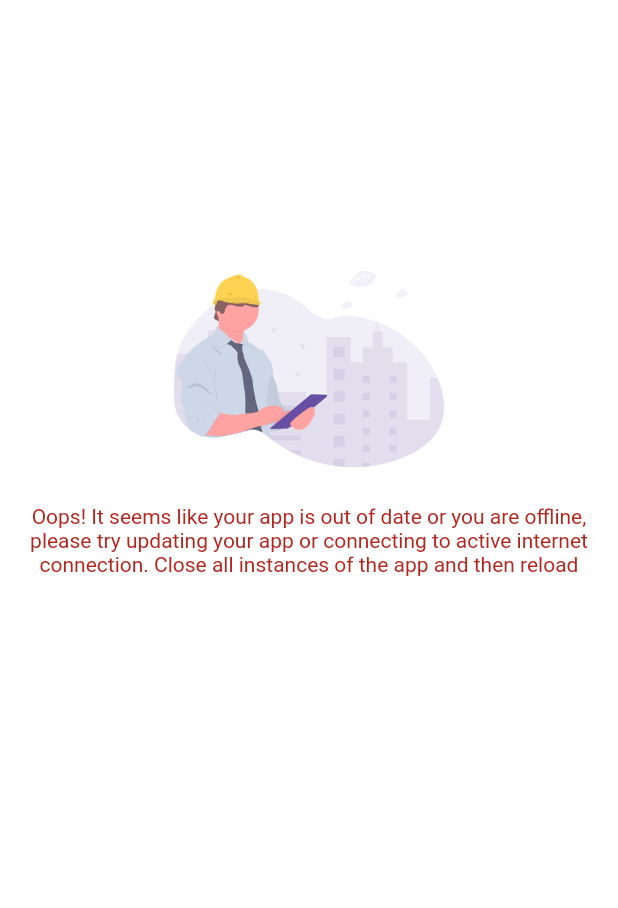
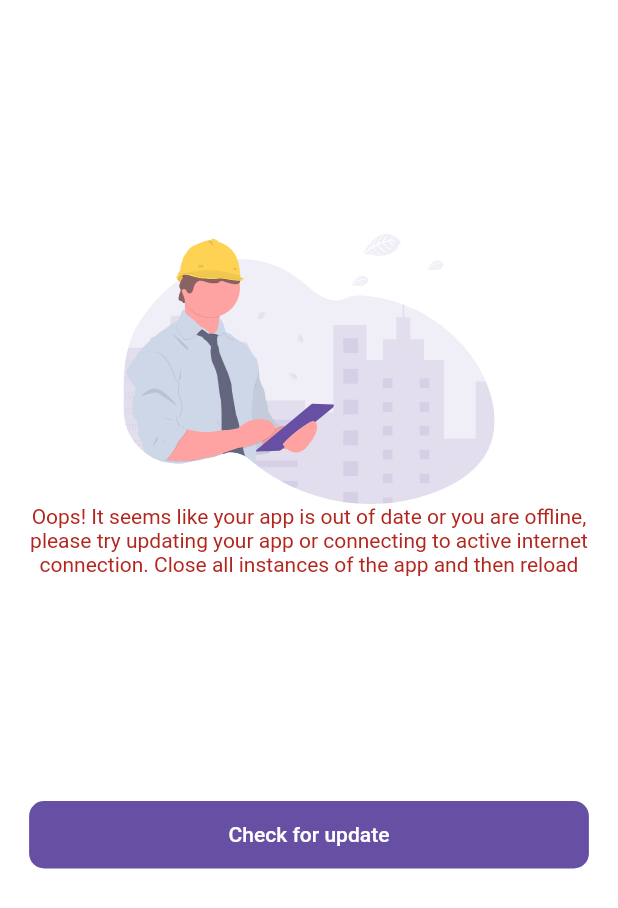
Before and after one commit to larrytamnjong/xperiencebase, a Flutter app: the ErrorScreen screen opened directly, on a phone screen of 412 x 824 dp. Shown: the top 908 px of the screen. Run offline on Flutter 3.47's test engine with Material 2 defaults, Android fonts, the phone set to English and light mode, and no system bars; our stand-ins replace animated_splash_screen, awesome_snackbar_content, fade_shimmer, flutter_slidable, flutter_staggered_animations, flutter_svg and 7 more; missing offline and left inert: flutter_toastr, flutterwave_standard, page_animation_transition, pdf_viewer_plugin; accounts and stored records are empty.

Commit message:
Added check for update button

```diff
--- a/lib/app_screens/error_screen.dart
+++ b/lib/app_screens/error_screen.dart
@@ -1,9 +1,12 @@
 import 'package:flutter/material.dart';
 import 'package:flutter_svg/svg.dart';
+import 'package:url_launcher/url_launcher.dart';
 import 'package:xperiencebase/constants/colors.dart';
 import 'package:xperiencebase/widgets_functions/widgets/appbar.dart';
-
+import 'package:xperiencebase/widgets_functions/widgets/button.dart';
+import 'package:awesome_snackbar_content/awesome_snackbar_content.dart';
 import 'package:xperiencebase/widgets_functions/widgets/padding.dart';
+import 'package:xperiencebase/widgets_functions/functions/snackbar_menus.dart';
 
 class ErrorScreen extends StatefulWidget {
   const ErrorScreen({Key? key}) : super(key: key);
@@ -22,6 +25,7 @@ class _ErrorScreenState extends State<ErrorScreen> {
             top: 100.0,
             child: Center(
               child: Column(
+                crossAxisAlignment: CrossAxisAlignment.stretch,
                 children: [
                   SizedBox(
                     height: 180.0,
@@ -32,6 +36,27 @@ class _ErrorScreenState extends State<ErrorScreen> {
                     'Oops! It seems like your app is out of date or you are offline, please try updating your app or connecting to active internet connection. Close all instances of the app and then reload',
                     style: TextStyle(color: kRedColor),
                     textAlign: TextAlign.center,
+                  ),
+                  const SizedBox(
+                    height: 150.0,
+                  ),
+                  RoundedTextButton(
+                    text: 'Check for update',
+                    buttonColor: kPrimaryColor,
+                    onPressed: () async {
+                      const url = 'https://play.google.com/store/apps/details?id=com.xperiencebase';
+                      if (!await launchUrl(Uri.parse(url),
+                          mode: LaunchMode.externalApplication)) {
+                        showToast(
+                            title: 'Failure',
+                            body:
+                                'Please visit Google play to check for update.',
+                            snackBarType: ContentType.failure,
+                            context: context);
+                      } else {
+                        //Do something here if launch is successful
+                      }
+                    },
                   )
                 ],
               ),
```
